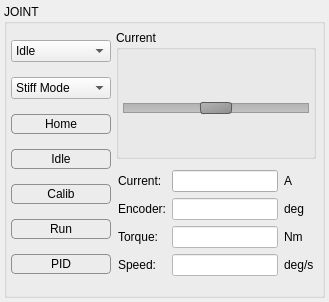
Before: the Qt Designer form src/yarpmotorgui/jointitem.ui in robotology/yarp, drawn with Qt 5.
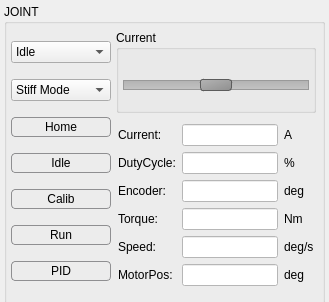
After: the same form once the commit is applied. The open tabs and pages were chosen to show the change. Custom widgets are drawn as their Qt base class.

Commit message: Added dutyCycle display

```diff
--- a/src/yarpmotorgui/jointitem.ui
+++ b/src/yarpmotorgui/jointitem.ui
@@ -22,7 +22,7 @@
   <property name="minimumSize">
    <size>
     <width>300</width>
-    <height>240</height>
+    <height>302</height>
    </size>
   </property>
   <property name="maximumSize">
@@ -53,7 +53,7 @@
    <item>
     <widget class="QGroupBox" name="groupBox">
      <property name="sizePolicy">
-      <sizepolicy hsizetype="MinimumExpanding" vsizetype="Preferred">
+      <sizepolicy hsizetype="MinimumExpanding" vsizetype="Fixed">
        <horstretch>0</horstretch>
        <verstretch>0</verstretch>
       </sizepolicy>
@@ -61,7 +61,7 @@
      <property name="minimumSize">
       <size>
        <width>300</width>
-       <height>0</height>
+       <height>300</height>
       </size>
      </property>
      <property name="title">
@@ -258,7 +258,7 @@
            </property>
            <property name="minimumSize">
             <size>
-             <width>100</width>
+             <width>82</width>
              <height>20</height>
             </size>
            </property>
@@ -283,7 +283,7 @@
            </property>
            <property name="minimumSize">
             <size>
-             <width>100</width>
+             <width>82</width>
              <height>20</height>
             </size>
            </property>
@@ -308,7 +308,7 @@
            </property>
            <property name="minimumSize">
             <size>
-             <width>100</width>
+             <width>82</width>
              <height>20</height>
             </size>
            </property>
@@ -333,7 +333,7 @@
            </property>
            <property name="minimumSize">
             <size>
-             <width>100</width>
+             <width>82</width>
              <height>20</height>
             </size>
            </property>
@@ -358,7 +358,7 @@
            </property>
            <property name="minimumSize">
             <size>
-             <width>100</width>
+             <width>82</width>
              <height>20</height>
             </size>
            </property>
@@ -2105,37 +2105,21 @@
              <property name="rightMargin">
               <number>2</number>
              </property>
-             <item row="3" column="2">
+             <item row="4" column="2">
               <widget class="QLabel" name="labelCurrentvelUnits">
                <property name="text">
                 <string>deg/s</string>
                </property>
               </widget>
              </item>
-             <item row="3" column="1">
-              <widget class="QLineEdit" name="editCurrentSpeed">
-               <property name="maximumSize">
-                <size>
-                 <width>16777215</width>
-                 <height>16777215</height>
-                </size>
-               </property>
-               <property name="styleSheet">
-                <string notr="true">background-color: rgb(255, 255, 255);</string>
-               </property>
-               <property name="readOnly">
-                <bool>true</bool>
-               </property>
-              </widget>
-             </item>
-             <item row="2" column="0">
+             <item row="3" column="0">
               <widget class="QLabel" name="labelCurrentTorque">
                <property name="text">
                 <string>Torque:</string>
                </property>
               </widget>
              </item>
-             <item row="2" column="1">
+             <item row="3" column="1">
               <widget class="QLineEdit" name="editCurrentTorque">
                <property name="maximumSize">
                 <size>
@@ -2152,52 +2136,34 @@
               </widget>
              </item>
              <item row="2" column="2">
-              <widget class="QLabel" name="labelCurrenttrqUnits">
-               <property name="text">
-                <string>Nm</string>
-               </property>
-              </widget>
-             </item>
-             <item row="3" column="0">
-              <widget class="QLabel" name="labelCurrentSpeed">
-               <property name="text">
-                <string>Speed:</string>
-               </property>
-              </widget>
-             </item>
-             <item row="1" column="0">
-              <widget class="QLabel" name="labelCurrent_21">
-               <property name="text">
-                <string>Encoder:</string>
-               </property>
-              </widget>
-             </item>
-             <item row="1" column="1">
-              <widget class="QLineEdit" name="editCurrentJointPos">
-               <property name="styleSheet">
-                <string notr="true">background-color: rgb(255, 255, 255);</string>
-               </property>
-               <property name="readOnly">
-                <bool>true</bool>
-               </property>
-              </widget>
-             </item>
-             <item row="1" column="2">
               <widget class="QLabel" name="labelCurrentposUnits">
                <property name="text">
                 <string>deg</string>
                </property>
               </widget>
              </item>
-             <item row="0" column="0">
-              <widget class="QLabel" name="labelCurrent">
-               <property name="text">
-                <string>Current:</string>
+             <item row="4" column="1">
+              <widget class="QLineEdit" name="editCurrentSpeed">
+               <property name="maximumSize">
+                <size>
+                 <width>16777215</width>
+                 <height>16777215</height>
+                </size>
+               </property>
+               <property name="styleSheet">
+                <string notr="true">background-color: rgb(255, 255, 255);</string>
+               </property>
+               <property name="readOnly">
+                <bool>true</bool>
                </property>
               </widget>
              </item>
              <item row="0" column="1">
-              <widget class="QLineEdit" name="editCurrentCurrent"/>
+              <widget class="QLineEdit" name="editCurrentCurrent">
+               <property name="styleSheet">
+                <string notr="true">background-color: rgb(255, 255, 255);</string>
+               </property>
+              </widget>
              </item>
              <item row="0" column="2">
               <widget class="QLabel" name="labelCurrent_2">
@@ -2206,6 +2172,86 @@
                </property>
               </widget>
              </item>
+             <item row="0" column="0">
+              <widget class="QLabel" name="labelCurrent">
+               <property name="text">
+                <string>Current:</string>
+               </property>
+              </widget>
+             </item>
+             <item row="2" column="1">
+              <widget class="QLineEdit" name="editCurrentJointPos">
+               <property name="styleSheet">
+                <string notr="true">background-color: rgb(255, 255, 255);</string>
+               </property>
+               <property name="readOnly">
+                <bool>true</bool>
+               </property>
+              </widget>
+             </item>
+             <item row="3" column="2">
+              <widget class="QLabel" name="labelCurrenttrqUnits">
+               <property name="text">
+                <string>Nm</string>
+               </property>
+              </widget>
+             </item>
+             <item row="5" column="0">
+              <widget class="QLabel" name="labelCurrentMotorPos">
+               <property name="text">
+                <string>MotorPos:</string>
+               </property>
+              </widget>
+             </item>
+             <item row="2" column="0">
+              <widget class="QLabel" name="labelCurrent_21">
+               <property name="text">
+                <string>Encoder:</string>
+               </property>
+              </widget>
+             </item>
+             <item row="5" column="1">
+              <widget class="QLineEdit" name="editCurrentMotorPos">
+               <property name="styleSheet">
+                <string notr="true">background-color: rgb(255, 255, 255);</string>
+               </property>
+              </widget>
+             </item>
+             <item row="4" column="0">
+              <widget class="QLabel" name="labelCurrentSpeed">
+               <property name="text">
+                <string>Speed:</string>
+               </property>
+              </widget>
+             </item>
+             <item row="5" column="2">
+              <widget class="QLabel" name="labelCurrentMotorPosUnits">
+               <property name="text">
+                <string>deg</string>
+               </property>
+              </widget>
+             </item>
+             <item row="1" column="0">
+              <widget class="QLabel" name="labelCurrentDuty">
+               <property name="text">
+                <string>DutyCycle:</string>
+               </property>
+              </widget>
+             </item>
+             <item row="1" column="2">
+              <widget class="QLabel" name="labelCurrentDutyUnits">
+               <property name="text">
+                <string>%</string>
+               </property>
+              </widget>
+             </item>
+             <item row="1" column="1">
+              <widget class="QLineEdit" name="editCurrentDuty">
+               <property name="styleSheet">
+                <string notr="true">background-color: rgb(255, 255, 255);</string>
+               </property>
+              </widget>
+             </item>
             </layout>
            </widget>
           </item>
```
Left out of the diff: 767 changed lines with no effect on the pictures. The commit also changes 6 other files.
